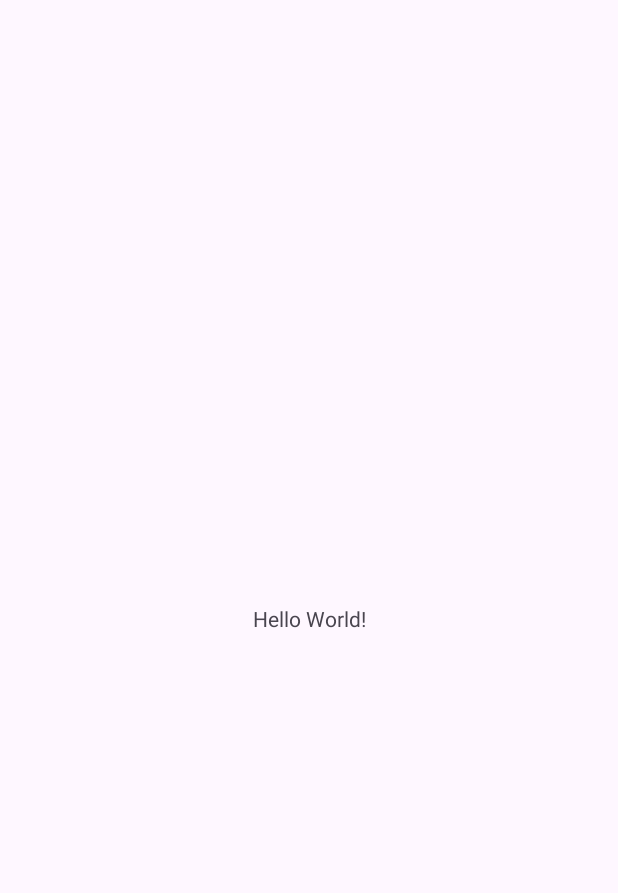
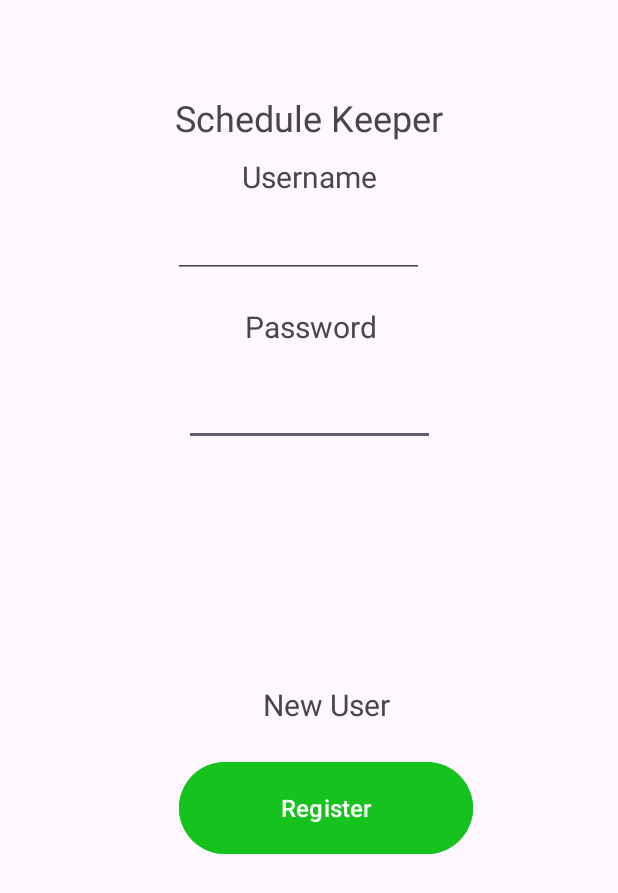
Before and after one commit to CodyKingIndustries/CIS183_FinalProject_DavidConcord_CodyKing, an Android app: the screen it shows after launch (MainActivity), on a phone screen of 412 x 824 dp. Before the commit the part shown is almost empty. Shown: the top 893 px of the screen. Run offline under Robolectric (Android 15) with nearby library versions, the phone set to English and light mode, and no system bars.

Commit message:
Starting Project
Made basic user database/main activities

```diff
--- a/app/src/main/AndroidManifest.xml
+++ b/app/src/main/AndroidManifest.xml
@@ -13,6 +13,9 @@
         android:theme="@style/Theme.CIS183_FinalProject_DavidConcord_CodyKing"
         tools:targetApi="31">
         <activity
+            android:name=".regesteruser"
+            android:exported="false" />
+        <activity
             android:name=".MainActivity"
             android:exported="true">
             <intent-filter>
--- a/app/src/main/java/com/example/cis183_finalproject_davidconcord_codyking/MainActivity.java
+++ b/app/src/main/java/com/example/cis183_finalproject_davidconcord_codyking/MainActivity.java
@@ -7,16 +7,41 @@
 package com.example.cis183_finalproject_davidconcord_codyking;
 
 import androidx.appcompat.app.AppCompatActivity;
+import android.os.Bundle;
+import android.view.View;
+import android.widget.AdapterView;
+import android.widget.Button;
+import android.widget.ListView;
+import android.content.Intent;
+import java.util.ArrayList;
 
 import android.os.Bundle;
 
 public class MainActivity extends AppCompatActivity
 {
+    Button btn_j_register;
+    Intent registerUser;
 
     @Override
     protected void onCreate(Bundle savedInstanceState)
     {
         super.onCreate(savedInstanceState);
         setContentView(R.layout.activity_main);
+
+        btn_j_register = findViewById(R.id.btn_v_register);
+
+        registerUser = new Intent(MainActivity.this, registeruser.class);
+    }
+
+    public void registerNewUserButtonEvent()
+    {
+        btn_j_register.setOnClickListener(new View.OnClickListener()
+        {
+            @Override
+            public void onClick(View v)
+            {
+                startActivity(registerUser);
+            }
+        });
     }
 }
--- a/app/src/main/res/layout/activity_main.xml
+++ b/app/src/main/res/layout/activity_main.xml
@@ -7,12 +7,91 @@
     tools:context=".MainActivity">
 
     <TextView
+        android:id="@+id/tv_v_newuser"
         android:layout_width="wrap_content"
         android:layout_height="wrap_content"
-        android:text="Hello World!"
+        android:layout_marginTop="456dp"
+        android:text="New User"
+        android:textSize="20sp"
+        app:layout_constraintEnd_toEndOf="parent"
+        app:layout_constraintHorizontal_bias="0.536"
+        app:layout_constraintStart_toStartOf="parent"
+        app:layout_constraintTop_toTopOf="parent" />
+
+    <EditText
+        android:id="@+id/et_v_password"
+        android:layout_width="167dp"
+        android:layout_height="41dp"
+        android:layout_marginTop="256dp"
+        android:ems="10"
+        android:inputType="text"
+        android:textSize="20sp"
+        app:layout_constraintEnd_toEndOf="parent"
+        app:layout_constraintHorizontal_bias="0.502"
+        app:layout_constraintStart_toStartOf="parent"
+        app:layout_constraintTop_toTopOf="parent" />
+
+    <TextView
+        android:id="@+id/textView4"
+        android:layout_width="wrap_content"
+        android:layout_height="wrap_content"
+        android:layout_marginTop="204dp"
+        android:text="Password"
+        android:textSize="20sp"
+        app:layout_constraintEnd_toEndOf="parent"
+        app:layout_constraintHorizontal_bias="0.505"
+        app:layout_constraintStart_toStartOf="parent"
+        app:layout_constraintTop_toTopOf="parent" />
+
+    <TextView
+        android:id="@+id/tv_v_title"
+        android:layout_width="wrap_content"
+        android:layout_height="wrap_content"
+        android:text="Schedule Keeper"
+        android:textSize="24sp"
         app:layout_constraintBottom_toBottomOf="parent"
+        app:layout_constraintEnd_toEndOf="parent"
+        app:layout_constraintStart_toStartOf="parent"
+        app:layout_constraintTop_toTopOf="parent"
+        app:layout_constraintVertical_bias="0.078" />
+
+    <TextView
+        android:id="@+id/textView2"
+        android:layout_width="wrap_content"
+        android:layout_height="wrap_content"
+        android:layout_marginTop="104dp"
+        android:text="Username"
+        android:textSize="20sp"
         app:layout_constraintEnd_toEndOf="parent"
         app:layout_constraintStart_toStartOf="parent"
         app:layout_constraintTop_toTopOf="parent" />
 
+    <EditText
+        android:id="@+id/et_v_username"
+        android:layout_width="167dp"
+        android:layout_height="41dp"
+        android:layout_marginTop="144dp"
+        android:ems="10"
+        android:inputType="text"
+        android:textSize="20sp"
+        app:layout_constraintEnd_toEndOf="parent"
+        app:layout_constraintHorizontal_bias="0.471"
+        app:layout_constraintStart_toStartOf="parent"
+        app:layout_constraintTop_toTopOf="parent" />
+
+    <Button
+        android:id="@+id/btn_v_register"
+        android:layout_width="196dp"
+        android:layout_height="69dp"
+        android:layout_marginTop="504dp"
+        android:backgroundTint="#16C31E"
+        android:drawableTint="#388E3C"
+        android:text="Register"
+        android:textColorLink="#FFFFFF"
+        android:textSize="16sp"
+        app:layout_constraintEnd_toEndOf="parent"
+        app:layout_constraintHorizontal_bias="0.554"
+        app:layout_constraintStart_toStartOf="parent"
+        app:layout_constraintTop_toTopOf="parent" />
+
 </androidx.constraintlayout.widget.ConstraintLayout>
```
Also changed, not shown: app/src/main/java/com/example/cis183_finalproject_davidconcord_codyking/User.java (added, +83 -0 lines), app/src/main/java/com/example/cis183_finalproject_davidconcord_codyking/UserDatabaseHelper.java (added, +122 -0 lines), app/src/main/java/com/example/cis183_finalproject_davidconcord_codyking/registeruser.java (added, +42 -0 lines), app/src/main/res/layout/activity_registeruser.xml (added, +169 -0 lines).
